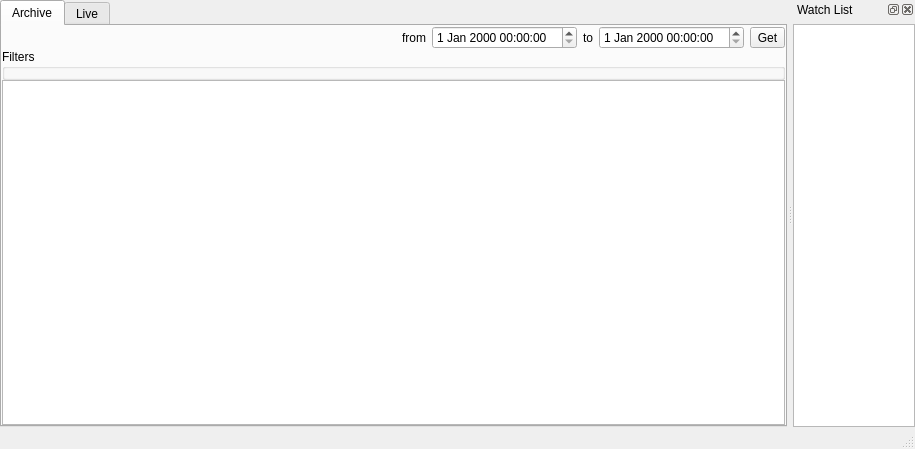
The window that mainwindow.ui (nicobucher/TMInspector) describes before a commit, drawn with Qt 5.
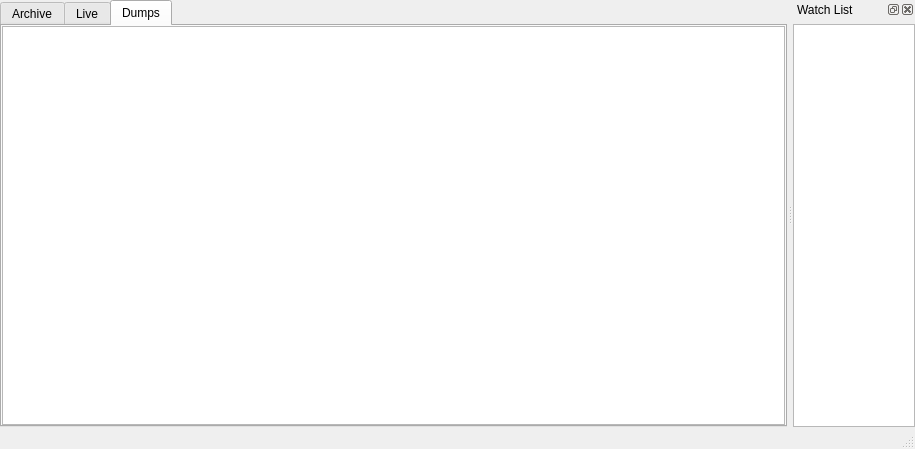
The same window after the commit.

Commit message: added dump tab to main windows and implemented new timestamp display format. Live packets now decode Core Id and OBSW Boot Count.

```diff
--- a/mainwindow.ui
+++ b/mainwindow.ui
@@ -6,7 +6,7 @@
    <rect>
     <x>0</x>
     <y>0</y>
-    <width>893</width>
+    <width>913</width>
     <height>449</height>
    </rect>
   </property>
@@ -39,7 +39,7 @@
        <enum>QTabWidget::Rounded</enum>
       </property>
       <property name="currentIndex">
-       <number>0</number>
+       <number>2</number>
       </property>
       <property name="elideMode">
        <enum>Qt::ElideNone</enum>
@@ -227,6 +227,28 @@
         </item>
        </layout>
       </widget>
+      <widget class="QWidget" name="tab_3">
+       <attribute name="title">
+        <string>Dumps</string>
+       </attribute>
+       <layout class="QVBoxLayout" name="verticalLayout_5">
+        <property name="leftMargin">
+         <number>0</number>
+        </property>
+        <property name="topMargin">
+         <number>0</number>
+        </property>
+        <property name="rightMargin">
+         <number>0</number>
+        </property>
+        <property name="bottomMargin">
+         <number>0</number>
+        </property>
+        <item>
+         <widget class="QColumnView" name="columnView"/>
+        </item>
+       </layout>
+      </widget>
      </widget>
     </item>
    </layout>
```
Left out of the diff: 4 changed lines with no effect on the pictures. The commit also changes 8 other files.
